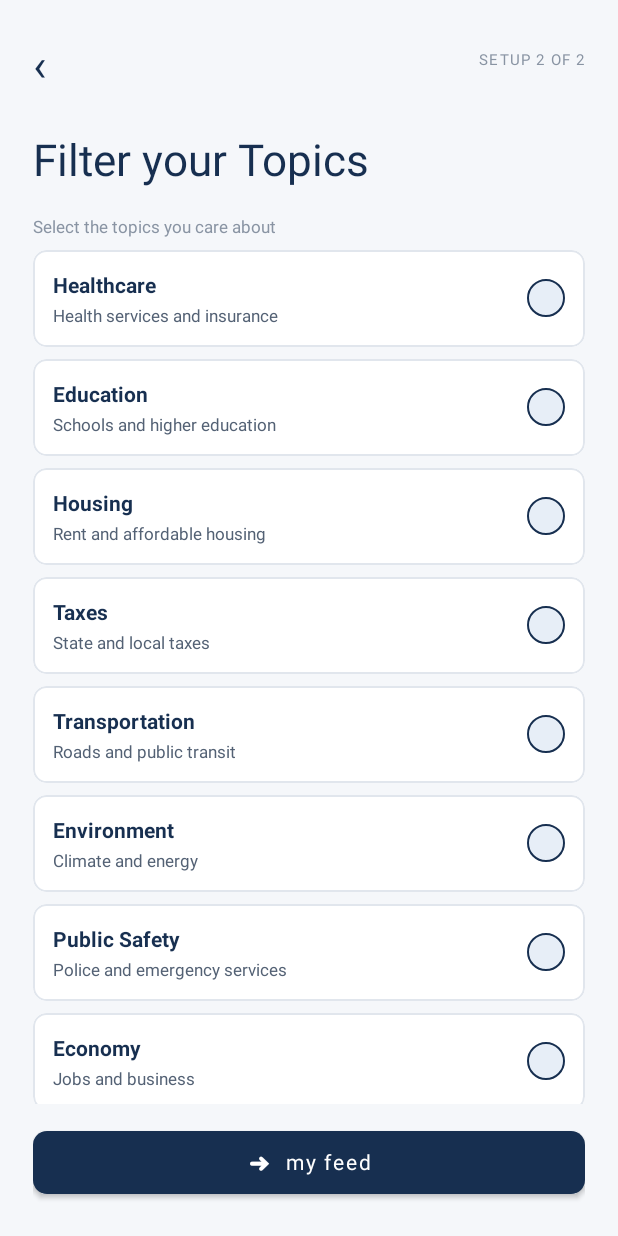
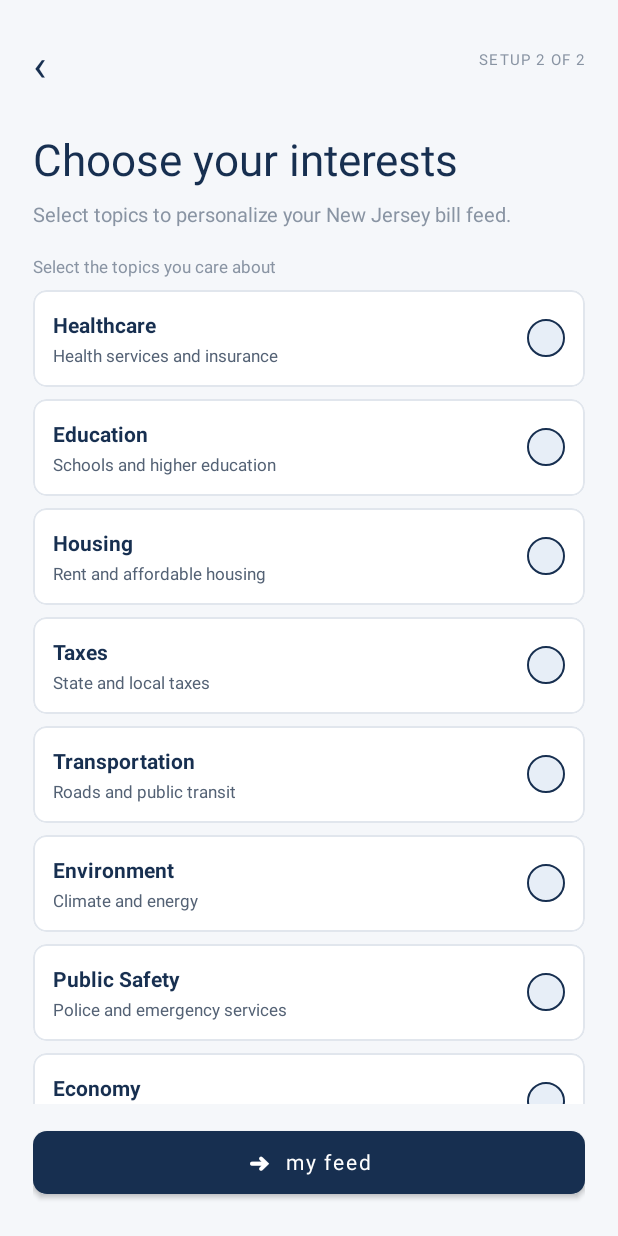
Before and after one commit to cs388-group/cs388-group-proj, an Android app: the InterestsFragment screen opened through its navigation route, on a phone screen of 412 x 824 dp. Run offline under Robolectric (Android 15) with nearby library versions, the phone set to English and light mode, and no system bars.

Commit message:
Update fragment_interests.xml
updated

```diff
--- a/app/src/main/res/layout/fragment_interests.xml
+++ b/app/src/main/res/layout/fragment_interests.xml
@@ -34,10 +34,16 @@
         android:layout_width="match_parent"
         android:layout_height="wrap_content"
         android:layout_marginTop="28dp"
-        android:text="Filter your Topics"
+        android:text="Choose your interests"
         android:textColor="@color/navy"
         android:textSize="29sp" />
-
+    <TextView
+        android:layout_width="match_parent"
+        android:layout_height="wrap_content"
+        android:layout_marginTop="8dp"
+        android:text="Select topics to personalize your New Jersey bill feed."
+        android:textColor="@color/muted_text"
+        android:textSize="13sp" />
 
 
     <TextView
```
